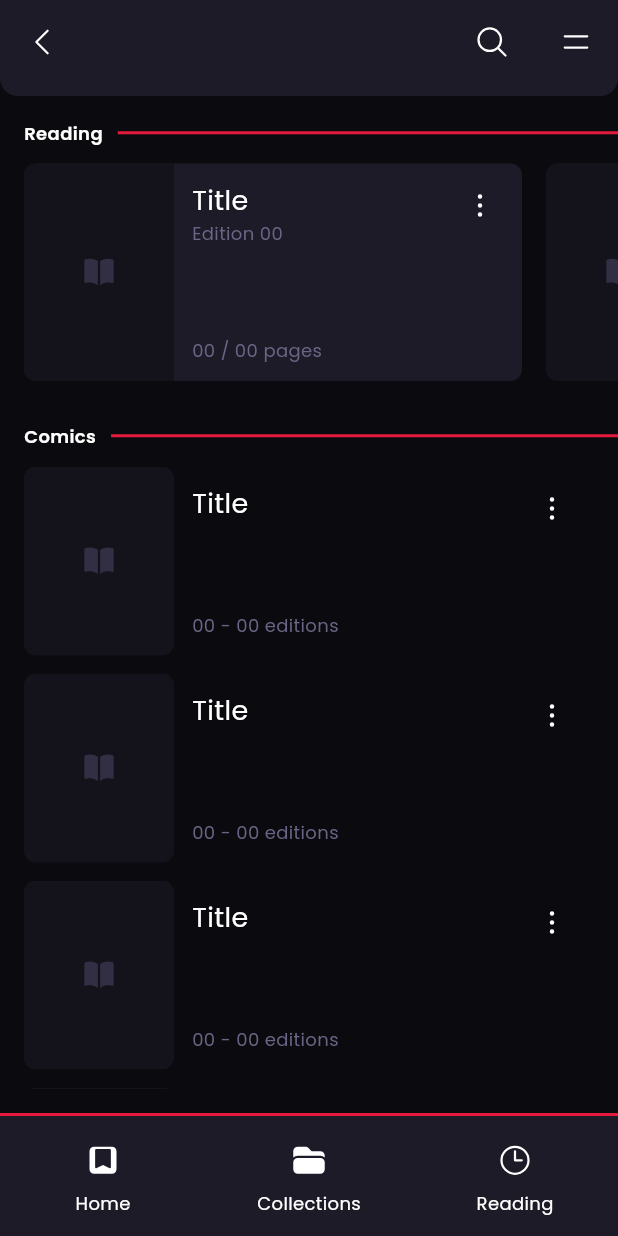
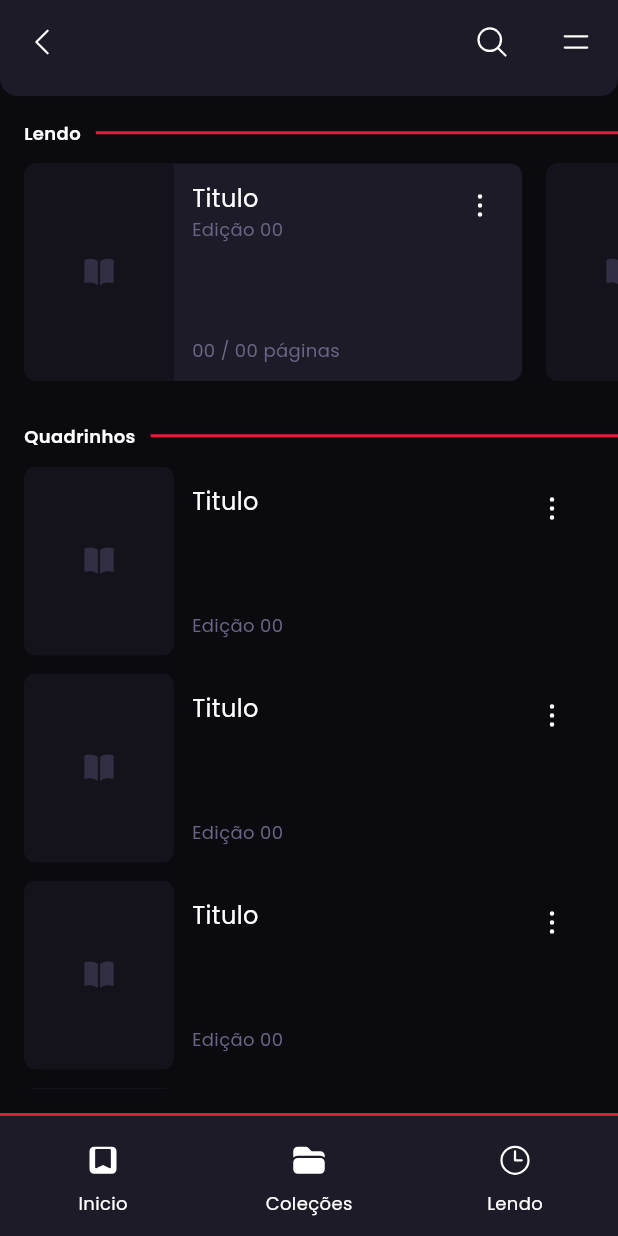
Before and after one commit to mikael-st/komik, a Flutter app: the screen it shows after launch, on a phone screen of 412 x 824 dp. Run offline on Flutter 3.47's test engine with Material 3 defaults, Android fonts, the phone set to English and light mode, and no system bars; our stand-ins replace google_fonts, heroicons.

Commit message:
feat: created pages ReadingPage and CollectionsPage / changed class NavBar to a method _navBar into KomikApp class / added properties title and subtitle in comic_card

```diff
--- a/lib/assets/typography.dart
+++ b/lib/assets/typography.dart
@@ -9,7 +9,7 @@ class KomikTypography {
   );
 
   static TextStyle get card_title => TextStyle(
-    fontSize: 18,
+    fontSize: 16,
     color: Palette.white,
   );
 
--- a/lib/components/cards/comic.dart
+++ b/lib/components/cards/comic.dart
@@ -4,7 +4,13 @@ import 'package:komik/components/buttons/options_btn.dart';
 import 'package:komik/components/cards/comic_thumb.dart';
 
 class Comic extends StatelessWidget {
-  const Comic({super.key});
+  final String title;
+  final String subtitle;
+  const Comic({
+    super.key,
+    required this.title,
+    required this.subtitle
+  });
 
   @override
   Widget build(BuildContext context) {
@@ -46,8 +52,8 @@ class Comic extends StatelessWidget {
         mainAxisAlignment: MainAxisAlignment.spaceBetween,
         crossAxisAlignment: CrossAxisAlignment.start,
         children: [
-          Text('Title', style: KomikTypography.card_title),
-          Text('00 - 00 editions', style: KomikTypography.subtitles)
+          Text(title, style: KomikTypography.card_title),
+          Text(subtitle, style: KomikTypography.subtitles)
         ],
       )
     )
--- a/lib/components/cards/reading_comic.dart
+++ b/lib/components/cards/reading_comic.dart
@@ -41,7 +41,7 @@ class ReadingComic extends StatelessWidget {
         mainAxisSize: MainAxisSize.max,
         crossAxisAlignment: CrossAxisAlignment.start,
         children: [
-          Text('Title', style: KomikTypography.card_title),
+          Text('Titulo', style: KomikTypography.card_title),
           _subtitles()
         ],
       )
@@ -56,8 +56,8 @@ class ReadingComic extends StatelessWidget {
         mainAxisAlignment: MainAxisAlignment.spaceBetween,
         crossAxisAlignment: CrossAxisAlignment.start,
         children: [
-          Text('Edition 00', style: KomikTypography.subtitles),
-          Text('00 / 00 pages', style: KomikTypography.subtitles)
+          Text('Edição 00', style: KomikTypography.subtitles),
+          Text('00 / 00 páginas', style: KomikTypography.subtitles)
         ],
       )
     );
--- a/lib/components/tool-bars/nav-bar.dart
+++ /dev/null
@@ -1,60 +0,0 @@
-import 'package:flutter/material.dart';
-import 'package:heroicons/heroicons.dart';
-import 'package:komik/assets/palette.dart';
-
-class NavBar extends StatelessWidget {
-  const NavBar({super.key});
-
-  @override
-  Widget build(BuildContext context) {
-    return Container(
-        decoration: BoxDecoration(
-          border: Border(top: BorderSide(color: Palette.details, width: 2))),
-        child: NavigationBarTheme(
-          data: NavigationBarThemeData(
-            labelTextStyle: WidgetStateProperty.all(
-              TextStyle(
-                color: Palette.white,
-                fontSize: 12,
-              )
-            )
-          ),
-          child: NavigationBar(
-          onDestinationSelected: (value) {
-            print(value);
-          },
-          destinations: [
-            NavigationDestination(
-              icon: HeroIcon(
-                HeroIcons.bookmarkSquare,
-                style: HeroIconStyle.solid,
-                size: 24,
-                color: Palette.white,
-              ),
-              label: 'Home',
-            ),
-            NavigationDestination(
-              icon: HeroIcon(
-                HeroIcons.folder,
-                style: HeroIconStyle.solid,
-                size: 24,
-                color: Palette.white,
-              ),
-              label: 'Collections',
-            ),
-            NavigationDestination(
-              icon: HeroIcon(
-                HeroIcons.clock,
-                size: 24,
-                color: Palette.white,
-              ),
-              label: 'Reading',
-            ),
-          ],
-          selectedIndex: 0,
-          backgroundColor: Palette.items,
-          indicatorColor: Palette.transparent,
-        )),
-      );
-  }
-}
--- a/lib/main.dart
+++ b/lib/main.dart
@@ -1,16 +1,31 @@
 import 'package:flutter/material.dart';
 import 'package:google_fonts/google_fonts.dart';
+import 'package:heroicons/heroicons.dart';
 import 'package:komik/assets/palette.dart';
-import 'package:komik/components/tool-bars/nav-bar.dart';
 import 'package:komik/components/tool-bars/tool_bar.dart';
+import 'package:komik/pages/collections_page.dart';
 import 'package:komik/pages/library_page.dart';
+import 'package:komik/pages/reading_page.dart';
 
 void main() {
   runApp(const KomikApp());
 }
 
-class KomikApp extends StatelessWidget {
+class KomikApp extends StatefulWidget {
   const KomikApp({super.key});
+
+  @override
+  State<KomikApp> createState() => _KomikAppState();
+}
+
+class _KomikAppState extends State<KomikApp> {
+  int index = 0;
+
+  Map<int, Widget> content = {
+    0: LibraryPage(),
+    1: CollectionsPage(),
+    2: ReadingPage()
+  };
 
   @override
   Widget build(BuildContext context) {
@@ -26,9 +41,62 @@ class KomikApp extends StatelessWidget {
       ),
       home: Scaffold(
         appBar: ToolBar(),
-        body: LibraryPage(),
-        bottomNavigationBar: NavBar(),
+        body: content[index],
+        bottomNavigationBar: _navBar(),
       )
     );
   }
+
+  Widget _navBar() {
+    return Container(
+        decoration: BoxDecoration(
+          border: Border(top: BorderSide(color: Palette.details, width: 2))),
+        child: NavigationBarTheme(
+          data: NavigationBarThemeData(
+            labelTextStyle: WidgetStateProperty.all(
+              TextStyle(
+                color: Palette.white,
+                fontSize: 12,
+              )
+            )
+          ),
+          child: NavigationBar(
+          onDestinationSelected: (value) {
+            setState(() => index = value);
+            print(index);
+          },
+          destinations: [
+            NavigationDestination(
+              icon: HeroIcon(
+                HeroIcons.bookmarkSquare,
+                style: HeroIconStyle.solid,
+                size: 24,
+                color: Palette.white,
+              ),
+              label: 'Inicio',
+            ),
+            NavigationDestination(
+              icon: HeroIcon(
+                HeroIcons.folder,
+                style: HeroIconStyle.solid,
+                size: 24,
+                color: Palette.white,
+              ),
+              label: 'Coleções',
+            ),
+            NavigationDestination(
+              icon: HeroIcon(
+                HeroIcons.clock,
+                size: 24,
+                color: Palette.white,
+              ),
+              label: 'Lendo',
+            ),
+          ],
+          selectedIndex: index,
+          backgroundColor: Palette.items,
+          indicatorColor: Palette.transparent,
+        )),
+      );
+  }
 }
--- a/lib/pages/library_page.dart
+++ b/lib/pages/library_page.dart
@@ -12,12 +12,6 @@ class LibraryPage extends StatelessWidget {
     return Container(
       height: double.infinity,
       margin: EdgeInsets.symmetric(vertical: 16),
-      // decoration: BoxDecoration(
-      //   border: Border.all(
-      //     color: Colors.red,
-      //     width: 1
-      //   )
-      // ),
       child: SingleChildScrollView(
         child: Column(
           spacing: 28,
@@ -36,7 +30,7 @@ class LibraryPage extends StatelessWidget {
       crossAxisAlignment: CrossAxisAlignment.start,
       children: [
         SectionDevider(
-          text: 'Reading',
+          text: 'Lendo',
         ),
         Scroller(
           direction: Axis.horizontal,
@@ -54,11 +48,16 @@ class LibraryPage extends StatelessWidget {
       crossAxisAlignment: CrossAxisAlignment.start,
       children: [
         SectionDevider(
-          text: 'Comics',
+          text: 'Quadrinhos',
         ),
         Column(
           spacing: 12,
-          children: List.generate(5, (index) => Comic()),
+          children: List.generate(5,
+            (index) => Comic(
+              title: 'Titulo',
+              subtitle: 'Edição 00',
+            )
+          )
         )
       ],
     );
```
Also changed, not shown: lib/pages/collections_page.dart (added, +25 -0 lines), lib/pages/reading_page.dart (added, +22 -0 lines).
